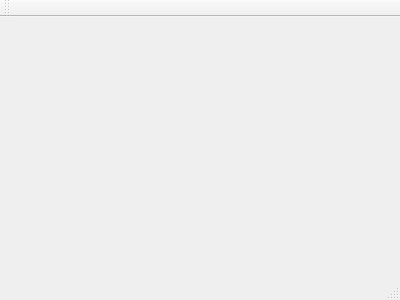
Clownier/Undergraduate-Computer-Network-chatServer, file mainwindow.ui: the form before one commit.
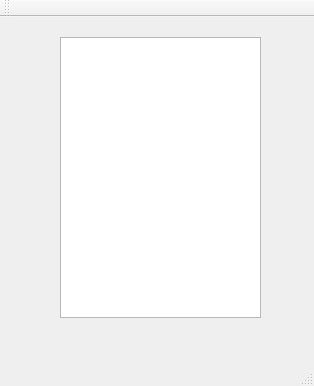
The form after the commit.

Commit message: 调整UI

```diff
--- a/mainwindow.ui
+++ b/mainwindow.ui
@@ -1,24 +1,50 @@
 <ui version="4.0">
  <class>MainWindow</class>
- <widget class="QMainWindow" name="MainWindow" >
-  <property name="geometry" >
+ <widget class="QMainWindow" name="MainWindow">
+  <property name="geometry">
    <rect>
     <x>0</x>
     <y>0</y>
-    <width>400</width>
-    <height>300</height>
+    <width>314</width>
+    <height>386</height>
    </rect>
   </property>
   <property name="windowTitle" >
    <string>MainWindow</string>
   </property>
-  <widget class="QMenuBar" name="menuBar" />
-  <widget class="QToolBar" name="mainToolBar" />
-  <widget class="QWidget" name="centralWidget" />
-  <widget class="QStatusBar" name="statusBar" />
+  <widget class="QWidget" name="centralWidget">
+   <widget class="QListWidget" name="userListWidget">
+    <property name="geometry">
+     <rect>
+      <x>60</x>
+      <y>20</y>
+      <width>201</width>
+      <height>281</height>
+     </rect>
+    </property>
+   </widget>
+  </widget>
+  <widget class="QMenuBar" name="menuBar">
+   <property name="geometry">
+    <rect>
+     <x>0</x>
+     <y>0</y>
+     <width>314</width>
+     <height>26</height>
+    </rect>
+   </property>
+  </widget>
+  <widget class="QToolBar" name="mainToolBar">
+   <attribute name="toolBarArea">
+    <enum>TopToolBarArea</enum>
+   </attribute>
+   <attribute name="toolBarBreak">
+    <bool>false</bool>
+   </attribute>
+  </widget>
+  <widget class="QStatusBar" name="statusBar"/>
  </widget>
- <layoutDefault spacing="6" margin="11" />
- <pixmapfunction></pixmapfunction>
+ <layoutdefault spacing="6" margin="11"/>
  <resources/>
  <connections/>
 </ui>
```
Left out of the diff: 3 changed lines with no effect on the pictures. The commit also changes 1 other file.
